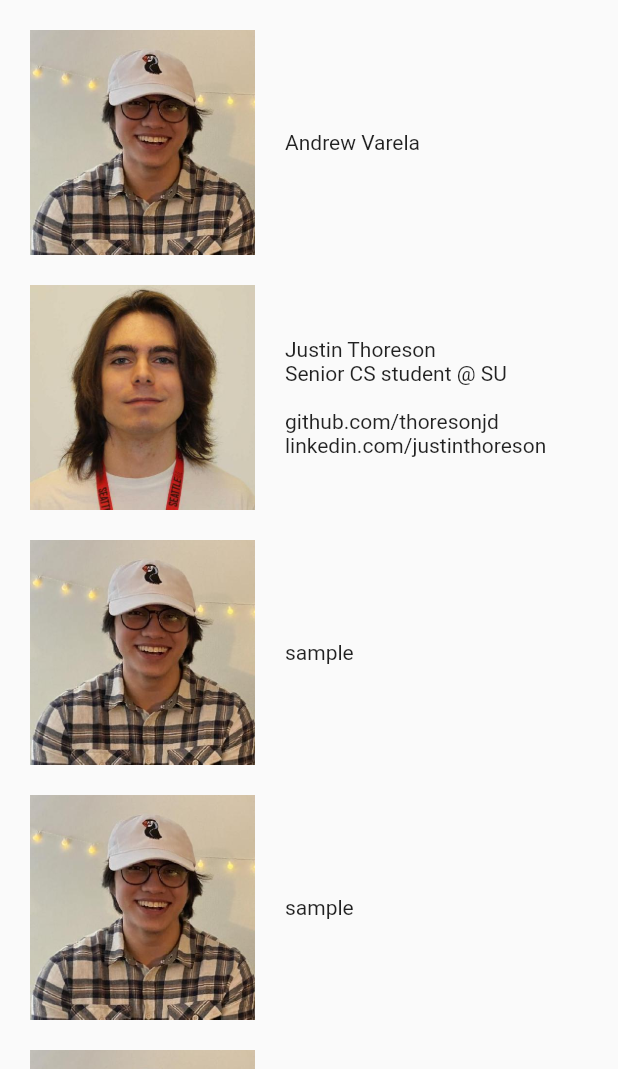
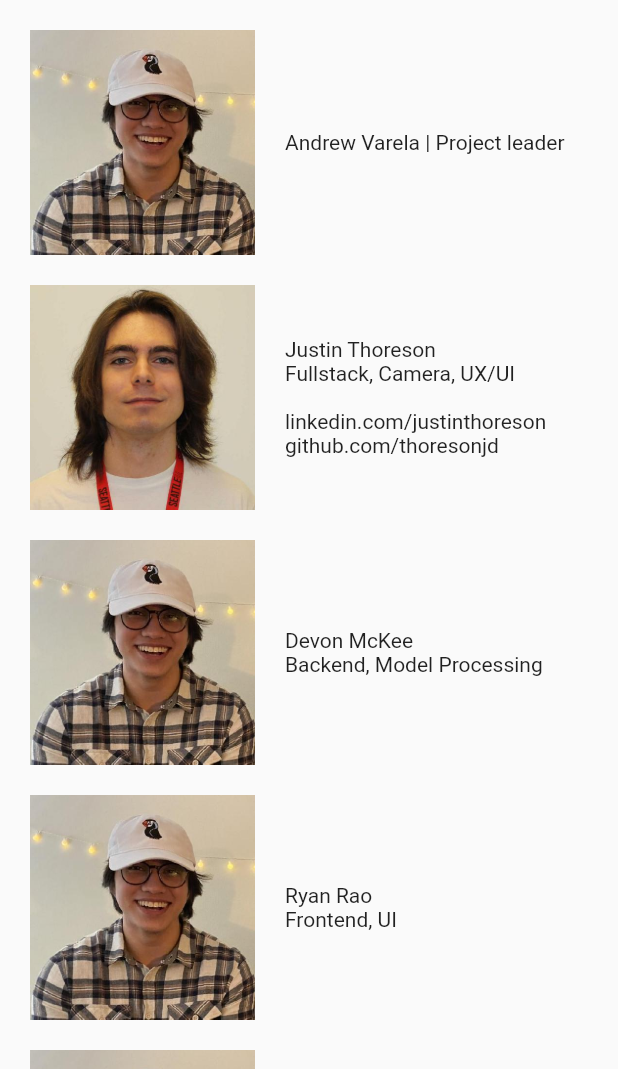
Before and after one commit to varelandrew/DepthSpectrum, a Flutter app: the About screen opened directly, on a phone screen of 412 x 824 dp, the part 167-1236 px from its top. Run offline on Flutter 3.47's test engine with Material 2 defaults, Android fonts, the phone set to English and light mode, and no system bars; our stand-ins replace camera; missing offline and left inert: flutter_inappwebview; network calls fail.

Commit message:
Minor changes to about us page

```diff
--- a/lib/pages/about.dart
+++ b/lib/pages/about.dart
@@ -27,13 +27,10 @@ class About extends StatelessWidget {
           Row(
             children:  [
               const Padding(padding: EdgeInsets.all(10),),
-              Image.asset(
-                "assets/images/andrew.jpg",
-                width: 150.0,
-              ),
+              Image.asset("assets/images/andrew.jpg", width: 150.0),
               const Padding(padding: EdgeInsets.all(10),),
               const Flexible(
-                child: Text("Andrew Varela")
+                child: Text("Andrew Varela | Project leader")
               )
             ],
           ),
@@ -41,27 +38,21 @@ class About extends StatelessWidget {
           Row(
             children:  [
               const Padding(padding: EdgeInsets.all(10),),
-              Image.asset(
-                "assets/images/justin.jpg",
-                width: 150.0,
-              ),
+              Image.asset("assets/images/justin.jpg", width: 150.0, ),
               const Padding(padding: EdgeInsets.all(10),),
               const Flexible(
-                child: Text("Justin Thoreson\nSenior CS student @ SU\n\ngithub.com/thoresonjd\nlinkedin.com/justinthoreson")),
+                child: Text("Justin Thoreson\nFullstack, Camera, UX/UI\n\nlinkedin.com/justinthoreson\ngithub.com/thoresonjd")
+              ),
             ],
           ),
           const Padding(padding: EdgeInsets.all(10)),
           Row(
             children:  [
               const Padding(padding: EdgeInsets.all(10),),
-              Image.asset(
-                "assets/images/andrew.jpg",
-                width: 150.0,
-
-              ),
+              Image.asset("assets/images/andrew.jpg", width: 150.0),
               const Padding(padding: EdgeInsets.all(10),),
               const Flexible(
-                child: Text("sample")
+                child: Text("Devon McKee\nBackend, Model Processing")
               )
             ],
           ),
@@ -69,29 +60,21 @@ class About extends StatelessWidget {
           Row(
             children:  [
               const Padding(padding: EdgeInsets.all(10),),
-              Image.asset(
-                "assets/images/andrew.jpg",
-                width: 150.0,
-
-              ),
+              Image.asset("assets/images/andrew.jpg", width: 150.0),
               const Padding(padding: EdgeInsets.all(10),),
               const Flexible(
-                child: Text("sample")
+                child: Text("Ryan Rao\nFrontend, UI")
               )
             ],
           ),
-           const Padding(padding: EdgeInsets.all(10)),
+          const Padding(padding: EdgeInsets.all(10)),
           Row(
             children:  [
               const Padding(padding: EdgeInsets.all(10),),
-              Image.asset(
-                "assets/images/andrew.jpg",
-                width: 150.0,
-
-              ),
+              Image.asset("assets/images/andrew.jpg", width: 150.0),
               const Padding(padding: EdgeInsets.all(10),),
               const Flexible(
-                child: Text("sample")
+                child: Text("Ryan Thomas")
               )
             ],
           ),
--- a/lib/pages/settings.dart
+++ b/lib/pages/settings.dart
@@ -1,6 +1,5 @@
 import 'package:depth_spectrum/theme/colors.dart';
 import 'package:flutter/material.dart';
-import 'package:depth_spectrum/theme/theme.dart';
 import 'package:depth_spectrum/pages/about.dart';
 
 class Settings extends StatefulWidget {
```
Also changed, not shown: lib/main.dart (+7 -9 lines).
